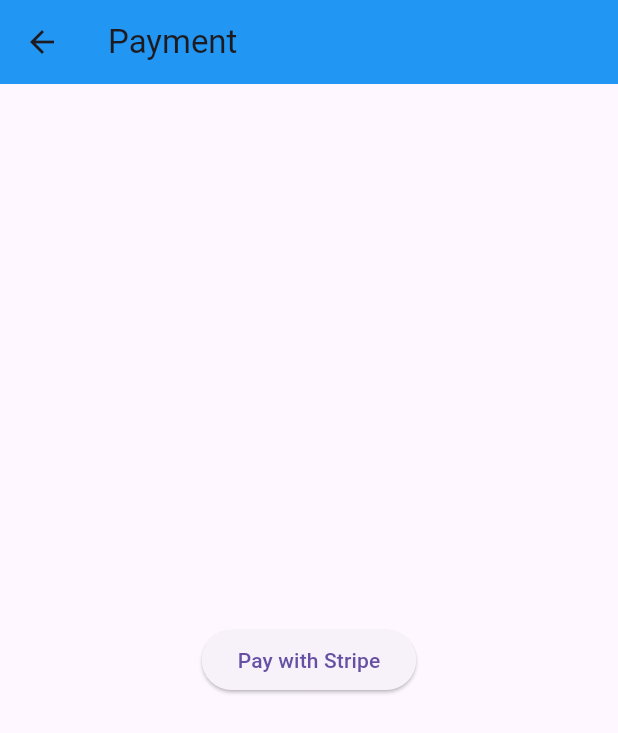
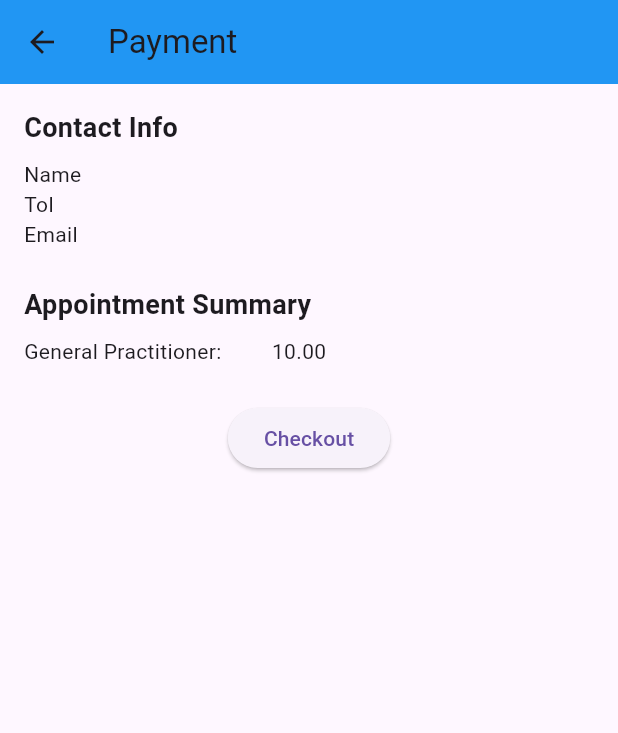
Before and after one commit to th-aslam0/CSIS_4280_medilink, a Flutter app: the Payment screen opened directly, on a phone screen of 412 x 824 dp. Shown: the top 733 px of the screen. Run offline on Flutter 3.47's test engine with Material 3 defaults, Android fonts, the phone set to English and light mode, and no system bars; our stand-ins replace get; missing offline and left inert: flutter_stripe.

Commit message:
Implement Payment(Ready for backend)

```diff
--- a/lib/main.dart
+++ b/lib/main.dart
@@ -9,7 +9,7 @@ import 'package:flutter_stripe/flutter_stripe.dart';
 
 void main() {
   runApp(MaterialApp(
-    home: AppointmentDetails(),
+    home: Payment(),
   ));
 }
 
--- a/lib/payment.dart
+++ b/lib/payment.dart
@@ -13,16 +13,25 @@ class _PaymentState extends State<Payment> {
   @override
   void initState() {
     super.initState();
-    Stripe.publishableKey = 'pk_test_51R9IrOIVC9q8XALuhPPx3FE1W1bseeXf0nbgHev5Nnb0zcIbaFPYZG3ijifvtamHgQaLLf9tuLZ28NifIKTzdilJ00dEx4QSd7'; // Replace with your Stripe publishable key
+    Stripe.publishableKey = 'pk_test_51R9IrOIVC9q8XALuhPPx3FE1W1bseeXf0nbgHev5Nnb0zcIbaFPYZG3ijifvtamHgQaLLf9tuLZ28NifIKTzdilJ00dEx4QSd7';
     Stripe.instance.applySettings();
   }
+
+  final List<Map<String, dynamic>> patient = [
+    {
+      "first_name": "John",
+      "last_name": "Doe",
+      "phone_number": "+1 123 456 7890",
+      "email": "john.doe@email.com",
+    }
+  ];
 
   Future<Map<String, dynamic>?> createPaymentIntent() async {
     try {
       final response = await http.post(
         Uri.parse('https://api.stripe.com/v1/payment_intents'),
         headers: {
-          'Authorization': 'Bearer sk_test_51R9IrOIVC9q8XALuYODRwOef36Phkf6WajcY8fFdzpFpFY8TQpmwzXb9s2WZ6FYGjt1YEzc5XlPy0I4VFpxtWwP400gAxcQkhU', // Replace with your actual Stripe Secret Key
+          'Authorization': 'Bearer sk_test_51R9IrOIVC9q8XALuYODRwOef36Phkf6WajcY8fFdzpFpFY8TQpmwzXb9s2WZ6FYGjt1YEzc5XlPy0I4VFpxtWwP400gAxcQkhU',
           'Content-Type': 'application/x-www-form-urlencoded'
         },
         body: {
@@ -32,12 +41,9 @@ class _PaymentState extends State<Payment> {
         },
       );
 
-      print("Response Status: ${response.statusCode}");
-      print("Response Body: ${response.body}");
-
       return json.decode(response.body);
     } catch (e) {
-      print("Error creating PaymentIntent: $e");
+      print("error: $e");
       return null;
     }
   }
@@ -47,7 +53,7 @@ class _PaymentState extends State<Payment> {
 
       final paymentIntentData = await createPaymentIntent();
       if (paymentIntentData == null) {
-        print("Failed to create PaymentIntent");
+        print("Failed to create payment intent");
         return;
       }
 
@@ -64,9 +70,8 @@ class _PaymentState extends State<Payment> {
         context,
         MaterialPageRoute(builder: (context) => BookingSuccessful()),
       );
-      print("Payment Successful!");
     } catch (e) {
-      print("Payment Error: $e");
+      print("error: $e");
     }
   }
 
@@ -74,15 +79,40 @@ class _PaymentState extends State<Payment> {
   Widget build(BuildContext context) {
     return Scaffold(
       appBar: AppBar(title: Text("Payment"), backgroundColor: Colors.blue),
-      body: Center(
-        child: ElevatedButton(
-          onPressed: () async {
-            print("Button Clicked: Attempting Payment...");
-            await makePayment();
-          },
-          child: Text("Pay with Stripe"),
+      body: Padding(padding: const EdgeInsets.all(16),
+      child: Column(
+        crossAxisAlignment: CrossAxisAlignment.start,
+        children: <Widget>[
+          Text('Contact Info',
+            style: TextStyle(
+              fontSize: 18,
+              fontWeight: FontWeight.bold,
+            ),),
+          SizedBox(height: 8),
+          Text('Name'),
+          Text('Tol'),
+          Text('Email'),
+          SizedBox(height: 24),
+          Text('Appointment Summary',
+            style: TextStyle(
+              fontSize: 18,
+              fontWeight: FontWeight.bold,
+            ),),
+          SizedBox(height: 8),
+          Text('General Practitioner:         10.00'),
+          SizedBox(height: 24),
+          Center(
+            child: ElevatedButton(
+              onPressed: () async {
+                await makePayment();
+              },
+              child: Text("Checkout"),
+            ),
+          )
+
+        ],
         ),
-      ),
+      )
     );
   }
 }
```
